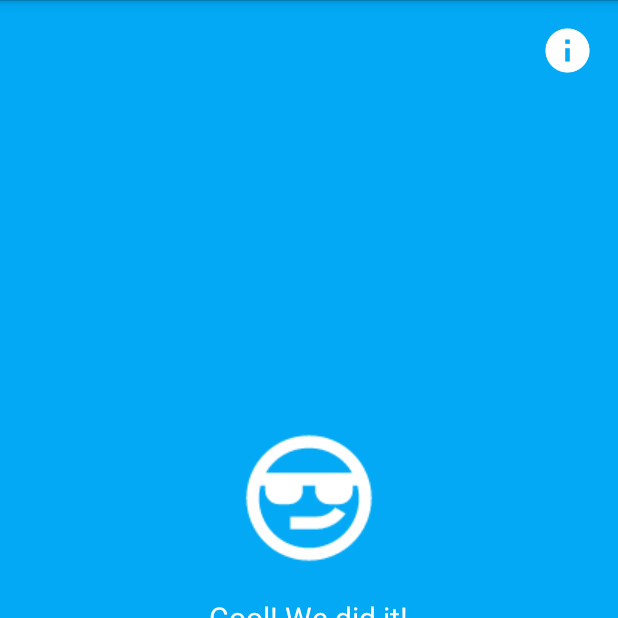
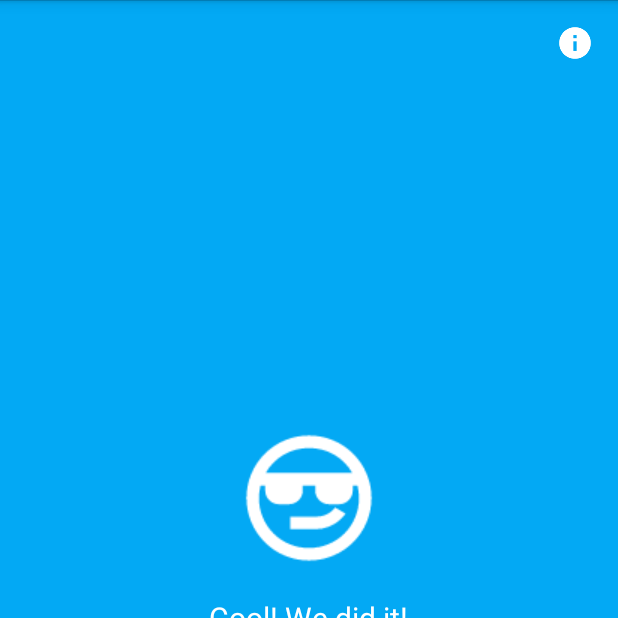
Before and after one commit to winklerrr/android-splash-screen, an Android app: the MainActivity screen opened directly, with no data from a screen before it, on a phone screen of 412 x 824 dp, the top half of it. Run offline under Robolectric (Android 15) with nearby library versions, the phone set to English and light mode, and no system bars.

Commit message:
Change the size of the info icon

```diff
--- a/app/src/main/res/layout/activity_main.xml
+++ b/app/src/main/res/layout/activity_main.xml
@@ -12,8 +12,8 @@
     android:background="@color/activity_main_background">
 
     <ImageView
-        android:layout_width="35dp"
-        android:layout_height="35dp"
+        android:layout_width="25dp"
+        android:layout_height="25dp"
         android:layout_alignParentTop="true"
         android:src="@drawable/info"
         android:layout_alignParentRight="true"
```
